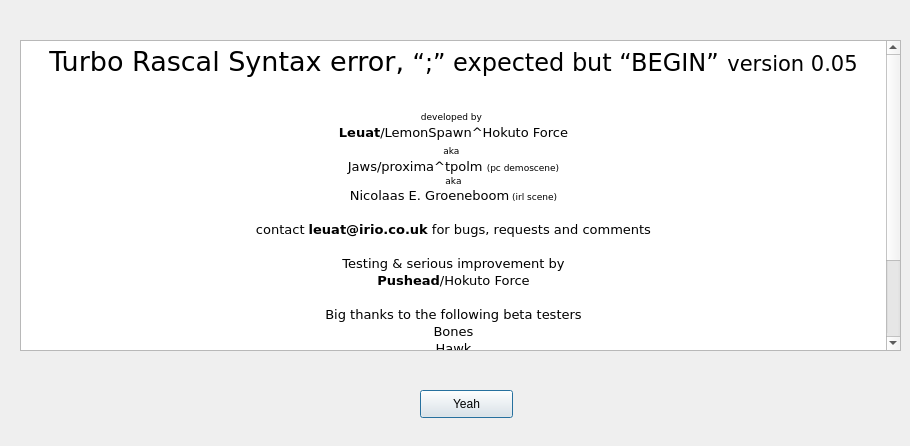
Qt form source/dialogabout.ui (leuat/TRSE) before a commit.
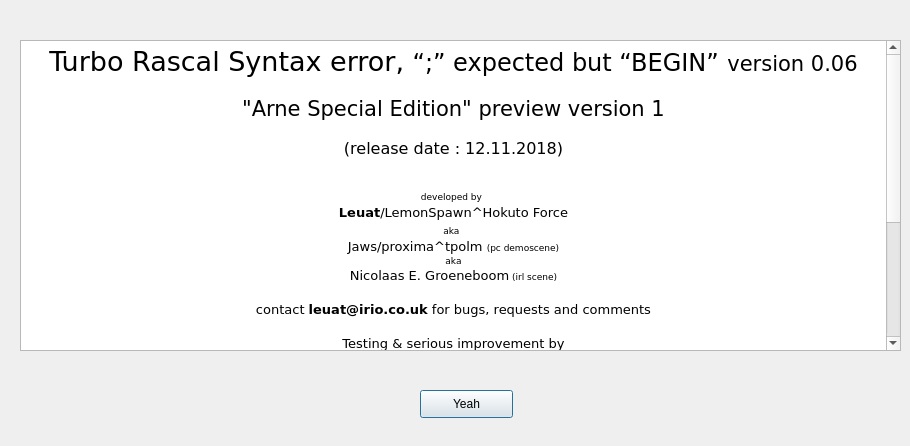
The same form after that commit. Icons and pictures are not drawn.

Commit message: Preparing for release ase v1

Diff of the .ui file:
```diff
--- a/source/dialogabout.ui
+++ b/source/dialogabout.ui
@@ -46,7 +46,9 @@
 &lt;html&gt;&lt;head&gt;&lt;meta name=&quot;qrichtext&quot; content=&quot;1&quot; /&gt;&lt;style type=&quot;text/css&quot;&gt;
 p, li { white-space: pre-wrap; }
 &lt;/style&gt;&lt;/head&gt;&lt;body style=&quot; font-family:'Verdana'; font-size:10pt; font-weight:400; font-style:normal;&quot;&gt;
-&lt;p align=&quot;center&quot; style=&quot; margin-top:18px; margin-bottom:12px; margin-left:0px; margin-right:0px; -qt-block-indent:0; text-indent:0px;&quot;&gt;&lt;span style=&quot; font-size:xx-large;&quot;&gt;Turbo Rascal Syntax error, &lt;/span&gt;&lt;span style=&quot; font-size:18pt;&quot;&gt;“;” expected but “BEGIN”&lt;/span&gt;&lt;span style=&quot; font-size:20pt;&quot;&gt; &lt;/span&gt;&lt;span style=&quot; font-size:16pt;&quot;&gt;version 0.05&lt;/span&gt;&lt;/p&gt;
+&lt;p align=&quot;center&quot; style=&quot; margin-top:18px; margin-bottom:12px; margin-left:0px; margin-right:0px; -qt-block-indent:0; text-indent:0px;&quot;&gt;&lt;span style=&quot; font-size:xx-large;&quot;&gt;Turbo Rascal Syntax error, &lt;/span&gt;&lt;span style=&quot; font-size:18pt;&quot;&gt;“;” expected but “BEGIN”&lt;/span&gt;&lt;span style=&quot; font-size:20pt;&quot;&gt; &lt;/span&gt;&lt;span style=&quot; font-size:16pt;&quot;&gt;version 0.06&lt;/span&gt;&lt;/p&gt;
+&lt;p align=&quot;center&quot; style=&quot; margin-top:18px; margin-bottom:12px; margin-left:0px; margin-right:0px; -qt-block-indent:0; text-indent:0px;&quot;&gt;&lt;span style=&quot; font-size:16pt;&quot;&gt;&amp;quot;Arne Special Edition&amp;quot; preview version 1&lt;/span&gt;&lt;/p&gt;
+&lt;p align=&quot;center&quot; style=&quot; margin-top:18px; margin-bottom:12px; margin-left:0px; margin-right:0px; -qt-block-indent:0; text-indent:0px;&quot;&gt;&lt;span style=&quot; font-size:12pt;&quot;&gt;(release date : 12.11.2018)&lt;/span&gt;&lt;/p&gt;
 &lt;p align=&quot;center&quot; style=&quot;-qt-paragraph-type:empty; margin-top:0px; margin-bottom:0px; margin-left:0px; margin-right:0px; -qt-block-indent:0; text-indent:0px;&quot;&gt;&lt;br /&gt;&lt;/p&gt;
 &lt;p align=&quot;center&quot; style=&quot; margin-top:0px; margin-bottom:0px; margin-left:0px; margin-right:0px; -qt-block-indent:0; text-indent:0px;&quot;&gt;&lt;img src=&quot;:/resources/images/creatures.png&quot; width=&quot;160&quot; /&gt;&lt;/p&gt;
 &lt;p align=&quot;center&quot; style=&quot; margin-top:0px; margin-bottom:0px; margin-left:0px; margin-right:0px; -qt-block-indent:0; text-indent:0px;&quot;&gt;&lt;span style=&quot; font-size:7pt;&quot;&gt;developed by&lt;/span&gt; &lt;/p&gt;
@@ -62,6 +64,7 @@
 &lt;p align=&quot;center&quot; style=&quot; margin-top:0px; margin-bottom:0px; margin-left:0px; margin-right:0px; -qt-block-indent:0; text-indent:0px;&quot;&gt;&lt;span style=&quot; font-weight:600;&quot;&gt;Pushead&lt;/span&gt;/Hokuto Force&lt;/p&gt;
 &lt;p align=&quot;center&quot; style=&quot;-qt-paragraph-type:empty; margin-top:0px; margin-bottom:0px; margin-left:0px; margin-right:0px; -qt-block-indent:0; text-indent:0px;&quot;&gt;&lt;br /&gt;&lt;/p&gt;
 &lt;p align=&quot;center&quot; style=&quot; margin-top:0px; margin-bottom:0px; margin-left:0px; margin-right:0px; -qt-block-indent:0; text-indent:0px;&quot;&gt;Big thanks to the following beta testers&lt;/p&gt;
+&lt;p align=&quot;center&quot; style=&quot; margin-top:0px; margin-bottom:0px; margin-left:0px; margin-right:0px; -qt-block-indent:0; text-indent:0px;&quot;&gt;Damian W.&lt;/p&gt;
 &lt;p align=&quot;center&quot; style=&quot; margin-top:0px; margin-bottom:0px; margin-left:0px; margin-right:0px; -qt-block-indent:0; text-indent:0px;&quot;&gt;Bones&lt;/p&gt;
 &lt;p align=&quot;center&quot; style=&quot; margin-top:0px; margin-bottom:0px; margin-left:0px; margin-right:0px; -qt-block-indent:0; text-indent:0px;&quot;&gt;Hawk&lt;/p&gt;
 &lt;p align=&quot;center&quot; style=&quot; margin-top:0px; margin-bottom:0px; margin-left:0px; margin-right:0px; -qt-block-indent:0; text-indent:0px;&quot;&gt;Eric G&lt;/p&gt;
```
The commit also changes 14 other files.
